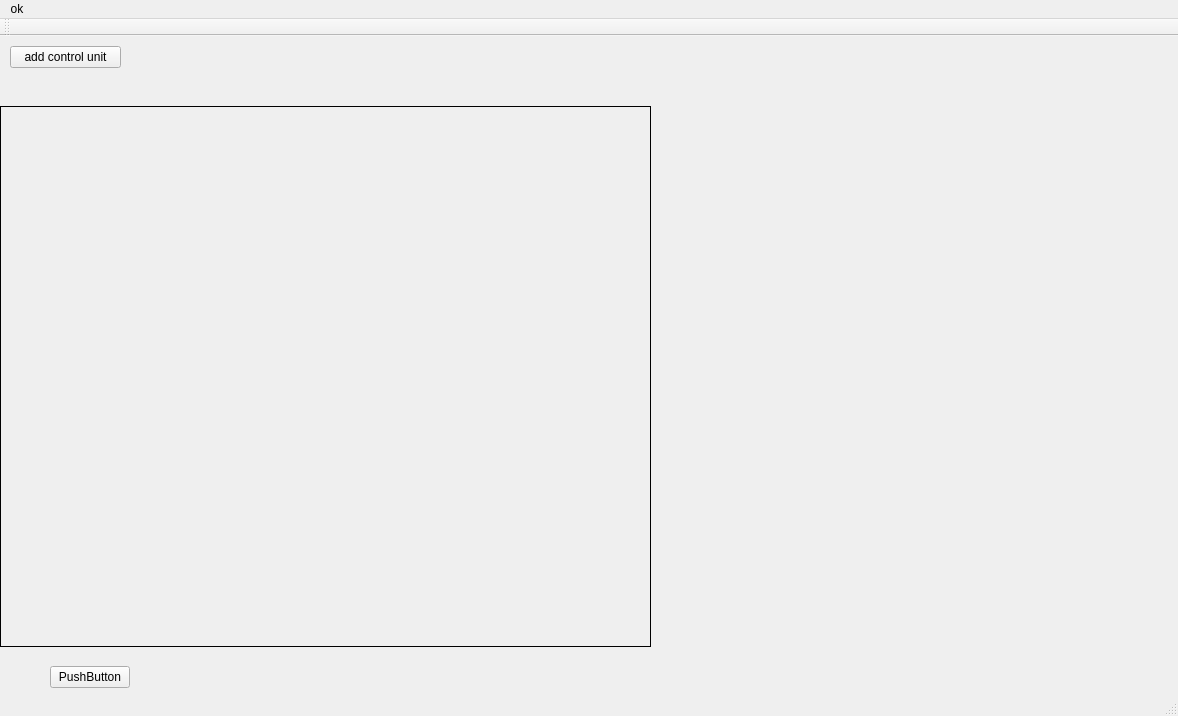
First picture: the form in mwin.ui, repository PhilippeJara/jarasper, before the edit.
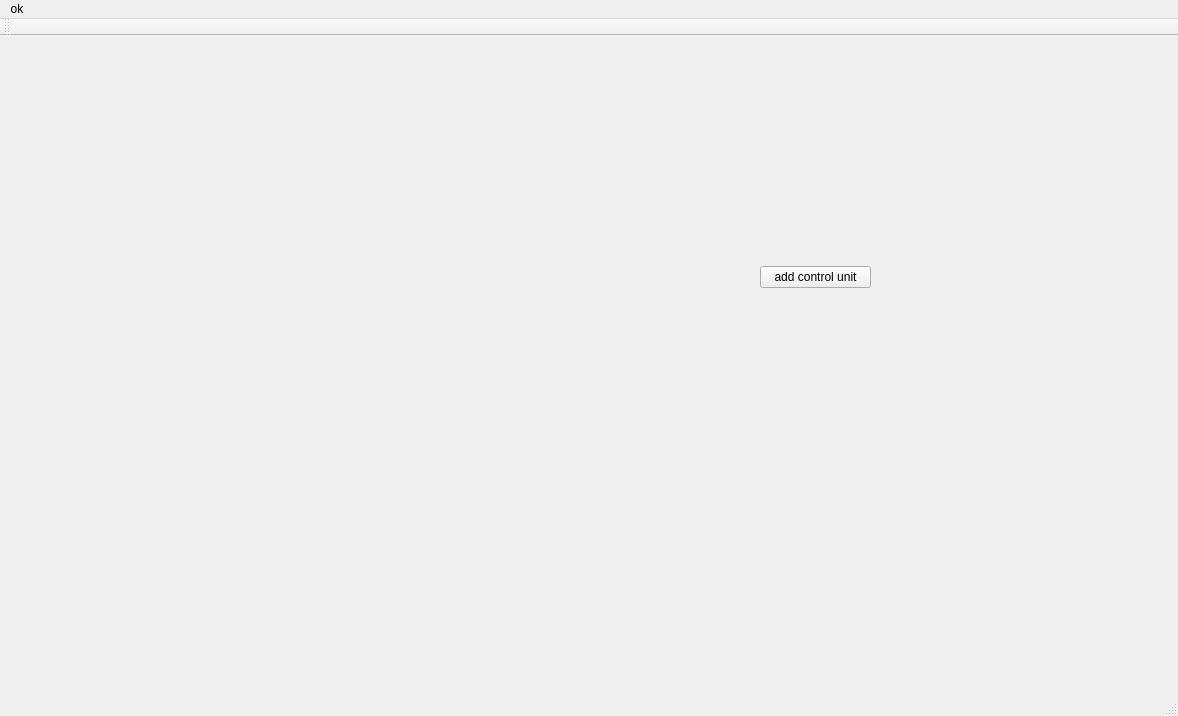
Second picture: the form after the edit.

Commit message: +clena ui  +replace QWidgets with QGraphics

Patch:
```diff
--- a/mwin.ui
+++ b/mwin.ui
@@ -20,8 +20,8 @@
    <widget class="QPushButton" name="criar_cu">
     <property name="geometry">
      <rect>
-      <x>10</x>
-      <y>10</y>
+      <x>760</x>
+      <y>230</y>
       <width>111</width>
       <height>22</height>
      </rect>
@@ -30,38 +30,6 @@
      <string>add control unit</string>
     </property>
    </widget>
-   <widget class="QFrame" name="frame">
-    <property name="geometry">
-     <rect>
-      <x>0</x>
-      <y>70</y>
-      <width>651</width>
-      <height>541</height>
-     </rect>
-    </property>
-    <property name="cursor">
-     <cursorShape>ArrowCursor</cursorShape>
-    </property>
-    <property name="mouseTracking">
-     <bool>false</bool>
-    </property>
-    <property name="frameShape">
-     <enum>QFrame::Box</enum>
-    </property>
-   </widget>
-   <widget class="QPushButton" name="botao">
-    <property name="geometry">
-     <rect>
-      <x>50</x>
-      <y>630</y>
-      <width>80</width>
-      <height>22</height>
-     </rect>
-    </property>
-    <property name="text">
-     <string>PushButton</string>
-    </property>
-   </widget>
   </widget>
   <widget class="QMenuBar" name="menuBar">
    <property name="geometry">
```
The commit also changes 6 other files.
